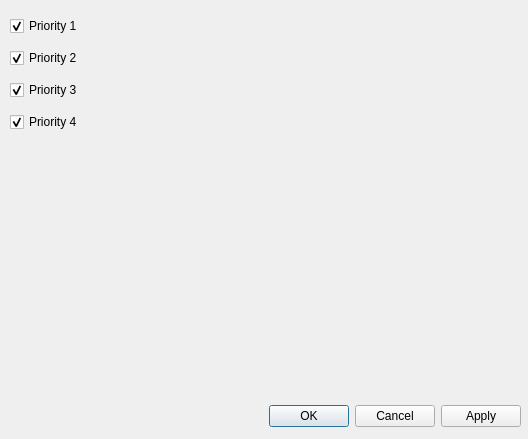
pixelneo/SnowPlow, file snowplow_dialog_base.ui: the form before one commit.
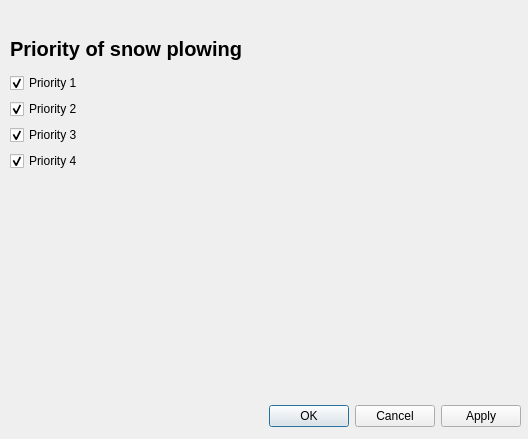
The form after the commit.

Commit message: query by priority works on map.shp

Diff of the .ui file:
```diff
--- a/snowplow_dialog_base.ui
+++ b/snowplow_dialog_base.ui
@@ -17,12 +17,26 @@
    <property name="geometry">
     <rect>
      <x>10</x>
-     <y>10</y>
+     <y>30</y>
      <width>511</width>
-     <height>131</height>
+     <height>141</height>
     </rect>
    </property>
    <layout class="QVBoxLayout" name="verticalLayout">
+    <item>
+     <widget class="QLabel" name="label">
+      <property name="font">
+       <font>
+        <pointsize>15</pointsize>
+        <weight>75</weight>
+        <bold>true</bold>
+       </font>
+      </property>
+      <property name="text">
+       <string>Priority of snow plowing</string>
+      </property>
+     </widget>
+    </item>
     <item>
      <widget class="QCheckBox" name="priority1">
       <property name="text">
@@ -68,9 +82,9 @@
   <widget class="QDialogButtonBox" name="buttons">
    <property name="geometry">
     <rect>
-     <x>0</x>
+     <x>10</x>
      <y>400</y>
-     <width>521</width>
+     <width>511</width>
      <height>32</height>
     </rect>
    </property>
```
The commit also changes 1 other file.
